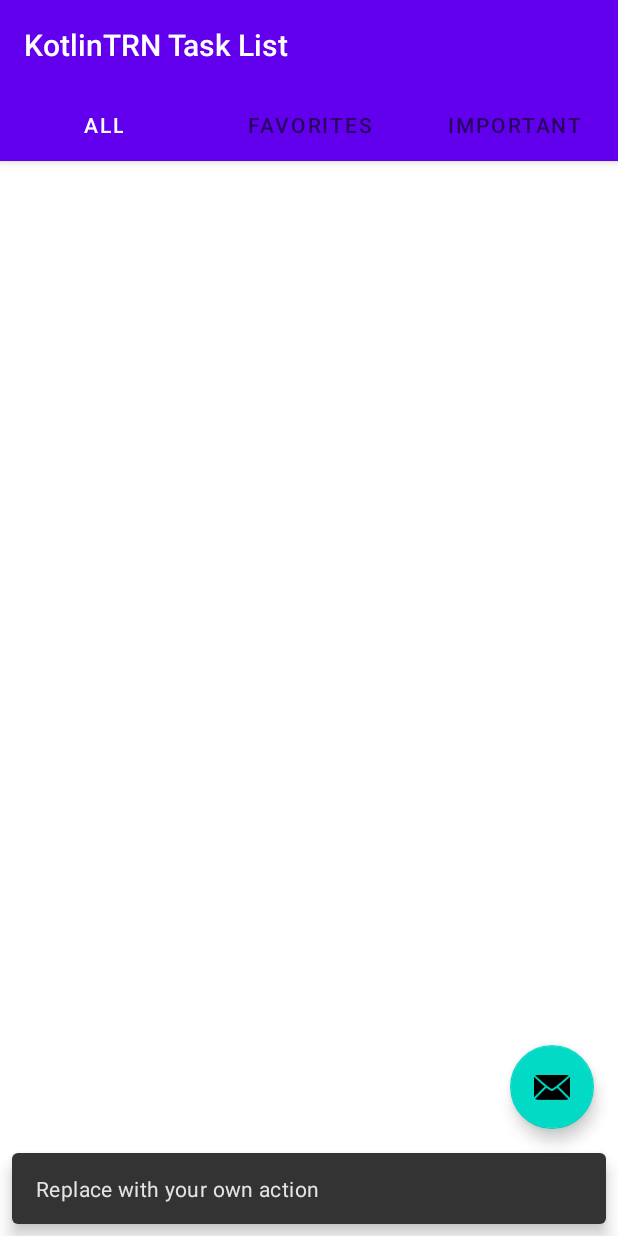
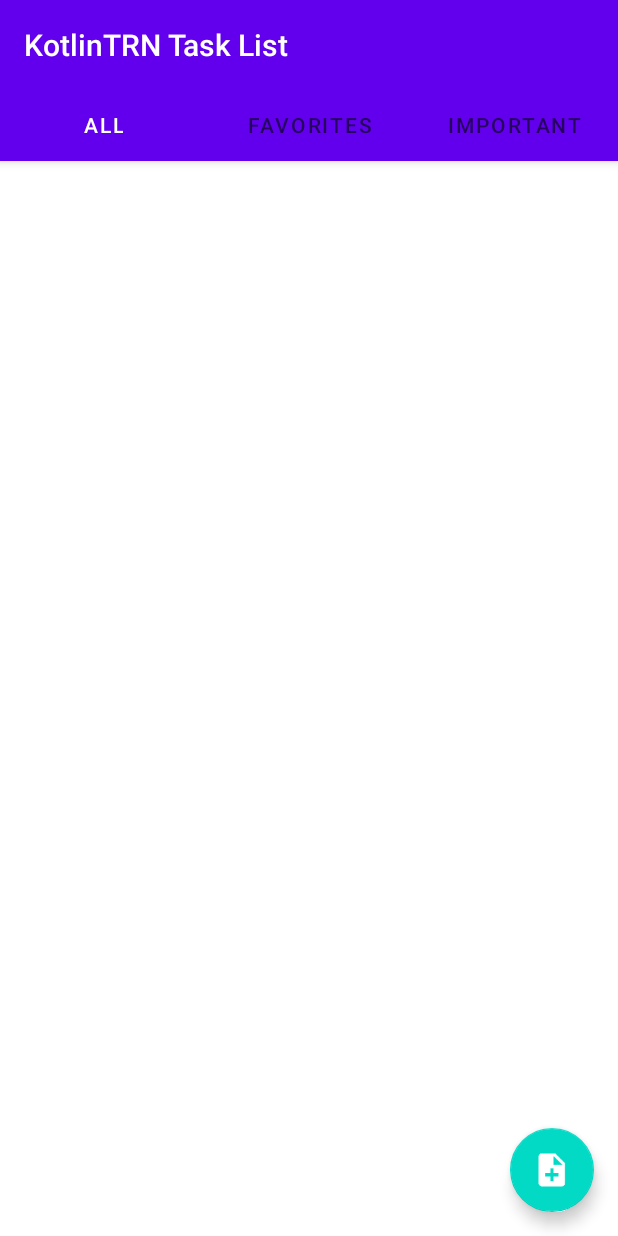
Before and after one commit to pparreno/LIG-Kotlin-TRN-Task-List, an Android app: the screen it shows after launch (MainActivity), after a tap on an icon or button, on a phone screen of 412 x 824 dp. Run offline under Robolectric (Android 15) with nearby library versions, the phone set to English and light mode, and no system bars; 1 statement that could not run was skipped.

Commit message:
commiting changes to FAB icon

```diff
--- a/app/src/main/java/com/pparreno/kotlintrntasklist/MainActivity.kt
+++ b/app/src/main/java/com/pparreno/kotlintrntasklist/MainActivity.kt
@@ -6,8 +6,6 @@ import com.google.android.material.snackbar.Snackbar
 import com.google.android.material.tabs.TabLayout
 import androidx.viewpager.widget.ViewPager
 import androidx.appcompat.app.AppCompatActivity
-import android.view.Menu
-import android.view.MenuItem
 import com.pparreno.kotlintrntasklist.ui.main.SectionsPagerAdapter
 
 class MainActivity : AppCompatActivity() {
@@ -23,8 +21,8 @@ class MainActivity : AppCompatActivity() {
         val fab: FloatingActionButton = findViewById(R.id.fab)
 
         fab.setOnClickListener { view ->
-            Snackbar.make(view, "Replace with your own action", Snackbar.LENGTH_LONG)
-                    .setAction("Action", null).show()
+           /* Snackbar.make(view, "Replace with your own action", Snackbar.LENGTH_LONG)
+                    .setAction("Action", null).show()*/
         }
     }
 }
--- a/app/src/main/res/layout/activity_main.xml
+++ b/app/src/main/res/layout/activity_main.xml
@@ -41,5 +41,6 @@
         android:layout_height="wrap_content"
         android:layout_gravity="bottom|end"
         android:layout_margin="@dimen/fab_margin"
-        app:srcCompat="@android:drawable/ic_dialog_email" />
+        app:tint="@color/white"
+        app:srcCompat="@drawable/ic_note_add" />
 </androidx.coordinatorlayout.widget.CoordinatorLayout>
```
